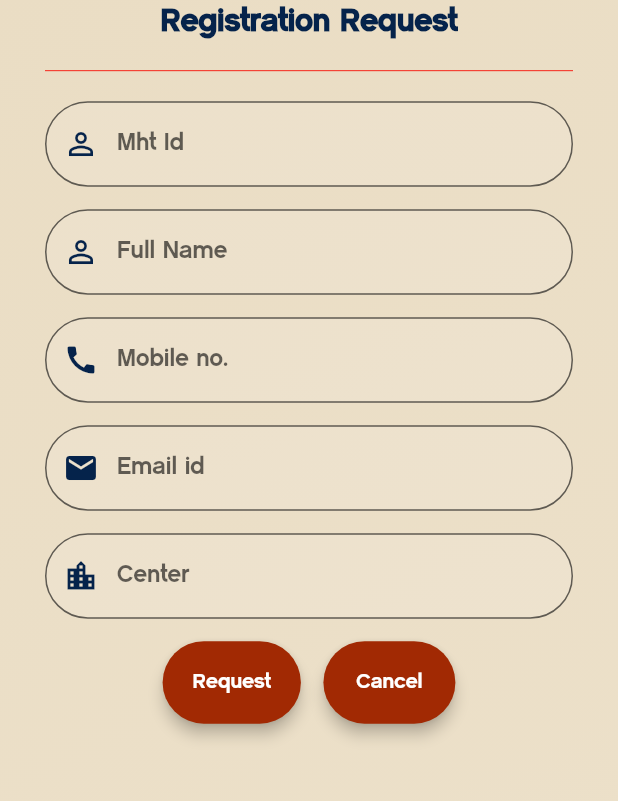
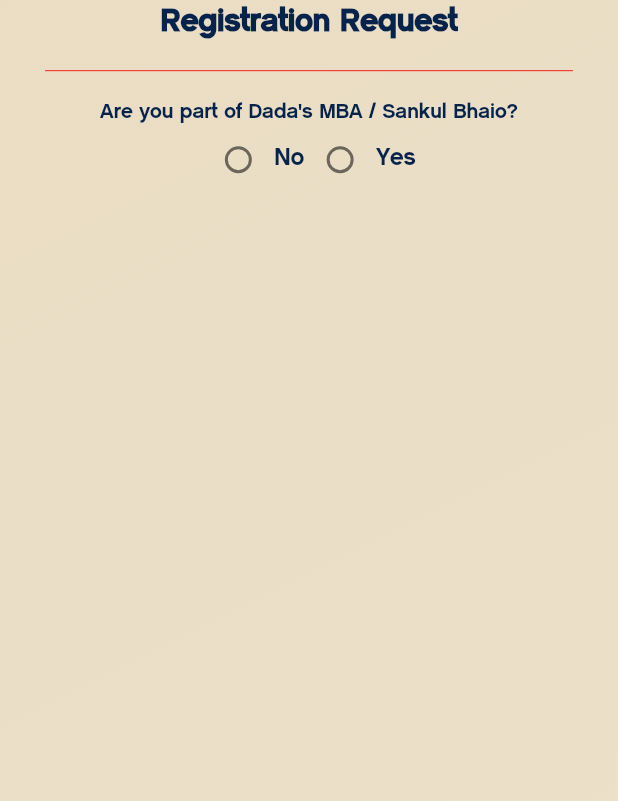
Before and after one commit to divyangmistry/gnan-g, a Flutter app: the RegistrationRequestPage screen opened by its route, on a phone screen of 412 x 824 dp, the part 173-974 px from its top. Run offline on Flutter 3.47's test engine with Material 2 defaults, Android fonts, the phone set to English and light mode, and no system bars; our stand-ins replace audioplayers, connectivity, flare_flutter, flutter_markdown, flutter_speed_dial, flutter_spinkit and 5 more; missing offline and left inert: encrypt, flame, flutter_webview_plugin, onesignal; accounts and stored records are empty; statements that could not run were skipped.

Commit message:
Ask if Dada's MBA if new user

```diff
--- a/lib/UI/auth/registration_request.dart
+++ b/lib/UI/auth/registration_request.dart
@@ -29,6 +29,8 @@ class RegistrationRequestPageState extends BaseState<RegistrationRequestPage> {
   String _emailId;
   String _name;
 
+  bool _dadasMba;
+
   @override
   Widget pageToDisplay() {
     return new Scaffold(
@@ -48,10 +50,56 @@ class RegistrationRequestPageState extends BaseState<RegistrationRequestPage> {
           padding: EdgeInsets.symmetric(horizontal: 30.0),
           children: <Widget>[
             _titleAndLogo(),
-            _indiaLoginFields(),
+            _areyouMBA(),
+            _dadasMba == null ? Container() : _dadasMba ? _indiaLoginFields() : Container(
+              child: Center(
+                child: Text("Currently the app is only for MBA and Sankul Bhaio")
+              ),
+            ),
           ],
         ),
       ),
+    );
+  }
+
+  void _handleRadioValueChange(bool value) {
+    setState(() {
+      _dadasMba = value;
+    });
+  }
+
+  Widget _areyouMBA() {
+    return Column(
+      children: <Widget>[
+        Text(
+          "Are you part of Dada's MBA / Sankul Bhaio?"
+        ),
+        Row(
+          mainAxisAlignment: MainAxisAlignment.center,
+          children: <Widget>[
+            Radio(
+              value: false,
+              groupValue: _dadasMba,
+              onChanged: _handleRadioValueChange,
+            ),
+            new Text(
+              'No',
+              style: new TextStyle(fontSize: 16.0),
+            ),
+            Radio(
+              value: true,
+              groupValue: _dadasMba,
+              onChanged: _handleRadioValueChange,
+            ),
+            new Text(
+              'Yes',
+              style: new TextStyle(
+                fontSize: 16.0,
+              ),
+            ),
+          ],
+        )
+      ],
     );
   }
 
```
